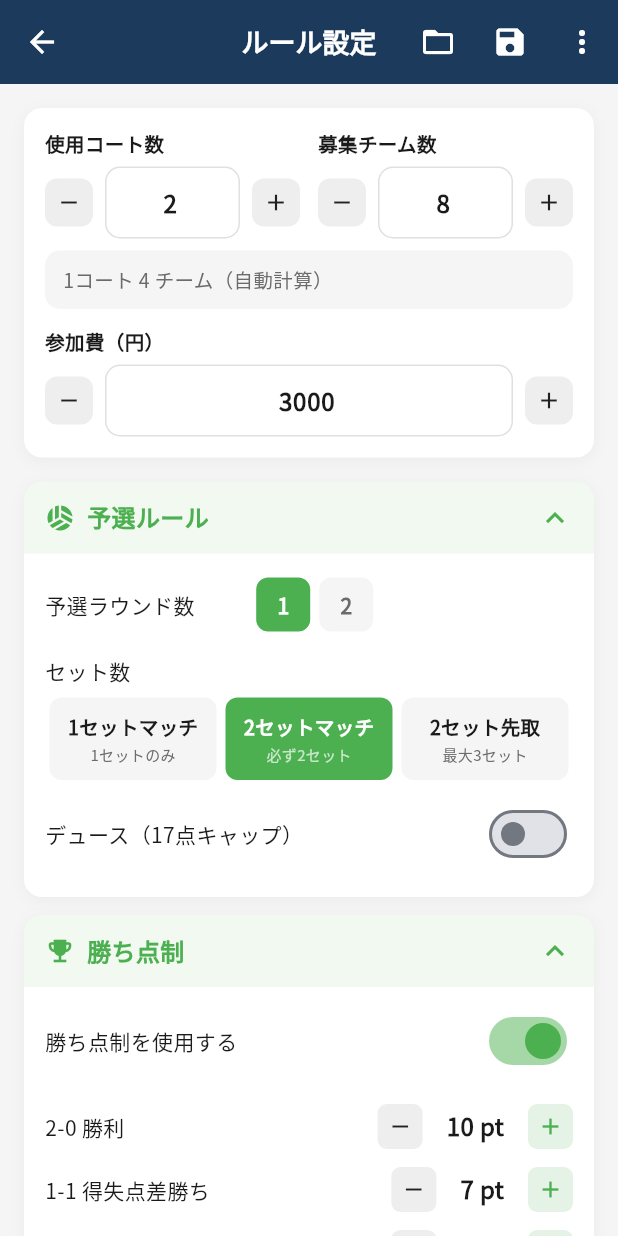
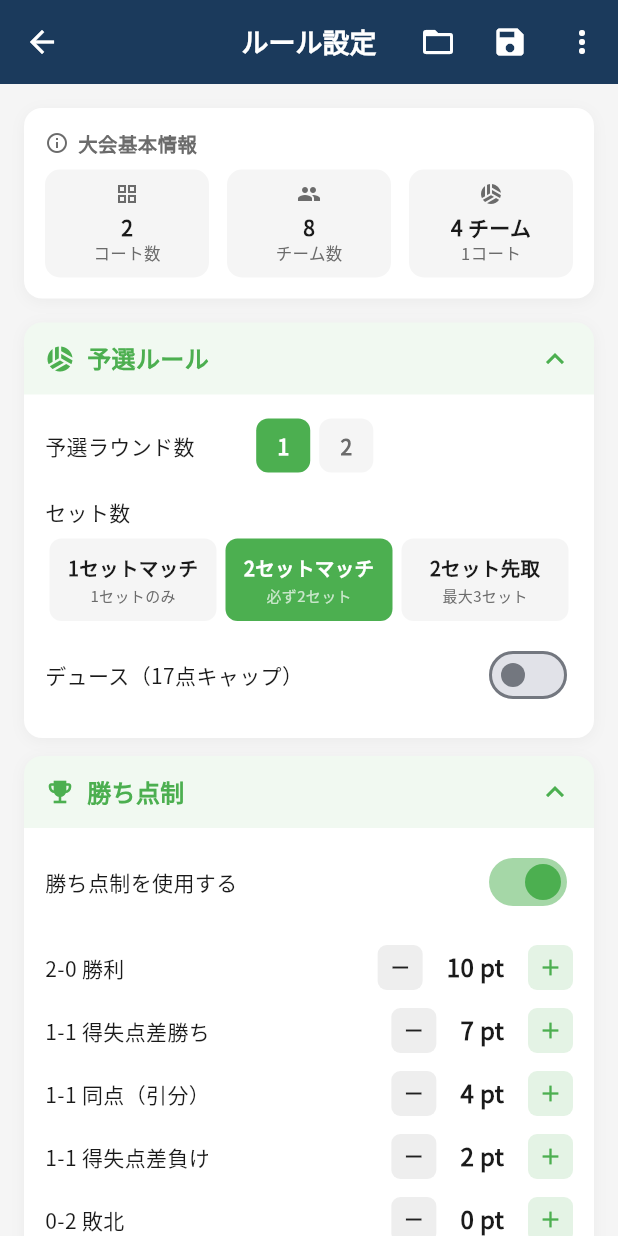
Before and after one commit to sofvo-dev/sofvo, a Flutter app: the TournamentRulesScreen screen opened directly, on a phone screen of 412 x 824 dp. Run offline on Flutter 3.47's test engine with Material 3 defaults, Android fonts, the phone set to English and light mode, and no system bars; our stand-ins replace cached_network_image, cloud_firestore, file_picker, firebase_auth, firebase_core, firebase_messaging and 10 more; missing offline and left inert: dart:js_interop, mobile_scanner; accounts and stored records are empty; network calls fail.

Commit message:
ルール画面からコート数・チーム数・参加費の入力を削除
- 大会作成画面のみで入力する（2回入力の重複を解消）
- ルール画面では読み取り専用の参照表示に変更
- entryFeeをwidgetパラメータとして追加
- ルール画面から戻った際のコート数・チーム数・参加費の逆同期を削除

https://claude.ai/code/session_01NdXNSNEhWCRPmtaSJSELhX

```diff
--- a/lib/screens/tournament/tournament_rules_screen.dart
+++ b/lib/screens/tournament/tournament_rules_screen.dart
@@ -7,9 +7,10 @@ class TournamentRulesScreen extends StatefulWidget {
   final Map<String, dynamic>? initialRules;
   final int? courtCount;
   final int? maxTeams;
+  final int? entryFee;
   final String? startTime;
   final String? endTime;
-  const TournamentRulesScreen({super.key, this.initialRules, this.courtCount, this.maxTeams, this.startTime, this.endTime});
+  const TournamentRulesScreen({super.key, this.initialRules, this.courtCount, this.maxTeams, this.entryFee, this.startTime, this.endTime});
   @override
   State<TournamentRulesScreen> createState() => _TournamentRulesScreenState();
 }
@@ -106,6 +107,7 @@ class _TournamentRulesScreenState extends State<TournamentRulesScreen> {
     // Initialize from widget params
     _courtCount = widget.courtCount ?? 2;
     _maxTeams = widget.maxTeams ?? 8;
+    _entryFee = widget.entryFee ?? 3000;
     _r1Scoring = Map<String, int>.from(_defaultScoringForFormat(_prelimSets));
     _r2Scoring = Map<String, int>.from(_defaultScoringForFormat(_r2Sets));
     if (widget.initialRules != null) _loadRules(widget.initialRules!);
@@ -479,6 +481,19 @@ class _TournamentRulesScreenState extends State<TournamentRulesScreen> {
     ]);
   }
 
+  Widget _readOnlyInfoChip(IconData icon, String label, String value) {
+    return Expanded(child: Container(
+      padding: const EdgeInsets.symmetric(vertical: 8, horizontal: 10),
+      decoration: BoxDecoration(color: Colors.grey[100], borderRadius: BorderRadius.circular(10)),
+      child: Column(children: [
+        Icon(icon, size: 16, color: AppTheme.textSecondary),
+        const SizedBox(height: 4),
+        Text(value, style: const TextStyle(fontSize: 14, fontWeight: FontWeight.bold)),
+        Text(label, style: TextStyle(fontSize: 11, color: AppTheme.textSecondary)),
+      ]),
+    ));
+  }
+
   Widget _numberInputField(String label, int value, ValueChanged<int> onChanged, {int step = 1}) {
     final ctrl = TextEditingController(text: '$value');
     return Column(crossAxisAlignment: CrossAxisAlignment.start, children: [
@@ -627,24 +642,24 @@ class _TournamentRulesScreenState extends State<TournamentRulesScreen> {
         padding: const EdgeInsets.all(16),
         child: Column(crossAxisAlignment: CrossAxisAlignment.start, children: [
 
-          // ── コート数・チーム数・参加費 ──
+          // ── コート数・チーム数（参照表示のみ） ──
           Container(
             width: double.infinity, padding: const EdgeInsets.all(14),
             decoration: BoxDecoration(color: Colors.white, borderRadius: BorderRadius.circular(12), boxShadow: [BoxShadow(color: Colors.black.withValues(alpha:0.04), blurRadius: 8, offset: const Offset(0, 2))]),
             child: Column(crossAxisAlignment: CrossAxisAlignment.start, children: [
               Row(children: [
-                Expanded(child: _numberInputField('使用コート数', _courtCount, (v) => setState(() => _courtCount = v.clamp(1, 20)))),
-                const SizedBox(width: 12),
-                Expanded(child: _numberInputField('募集チーム数', _maxTeams, (v) => setState(() => _maxTeams = v.clamp(2, 100)))),
+                Icon(Icons.info_outline, size: 16, color: AppTheme.textSecondary),
+                const SizedBox(width: 6),
+                Text('大会基本情報', style: TextStyle(fontSize: 13, fontWeight: FontWeight.w600, color: AppTheme.textSecondary)),
               ]),
               const SizedBox(height: 8),
-              Container(
-                width: double.infinity, padding: const EdgeInsets.symmetric(vertical: 10, horizontal: 12),
-                decoration: BoxDecoration(color: Colors.grey[100], borderRadius: BorderRadius.circular(10)),
-                child: Text('1コート $_teamsPerCourt チーム（自動計算）', style: TextStyle(fontSize: 13, color: AppTheme.textSecondary)),
-              ),
-              const SizedBox(height: 12),
-              _numberInputField('参加費（円）', _entryFee, (v) => setState(() => _entryFee = v.clamp(0, 99999)), step: 500),
+              Row(children: [
+                _readOnlyInfoChip(Icons.grid_view, 'コート数', '$_courtCount'),
+                const SizedBox(width: 12),
+                _readOnlyInfoChip(Icons.group, 'チーム数', '$_maxTeams'),
+                const SizedBox(width: 12),
+                _readOnlyInfoChip(Icons.sports_volleyball, '1コート', '$_teamsPerCourt チーム'),
+              ]),
             ]),
           ),
           const SizedBox(height: 16),
```
Also changed, not shown: lib/screens/tournament/tournament_management_screen.dart (+3 -15 lines).
